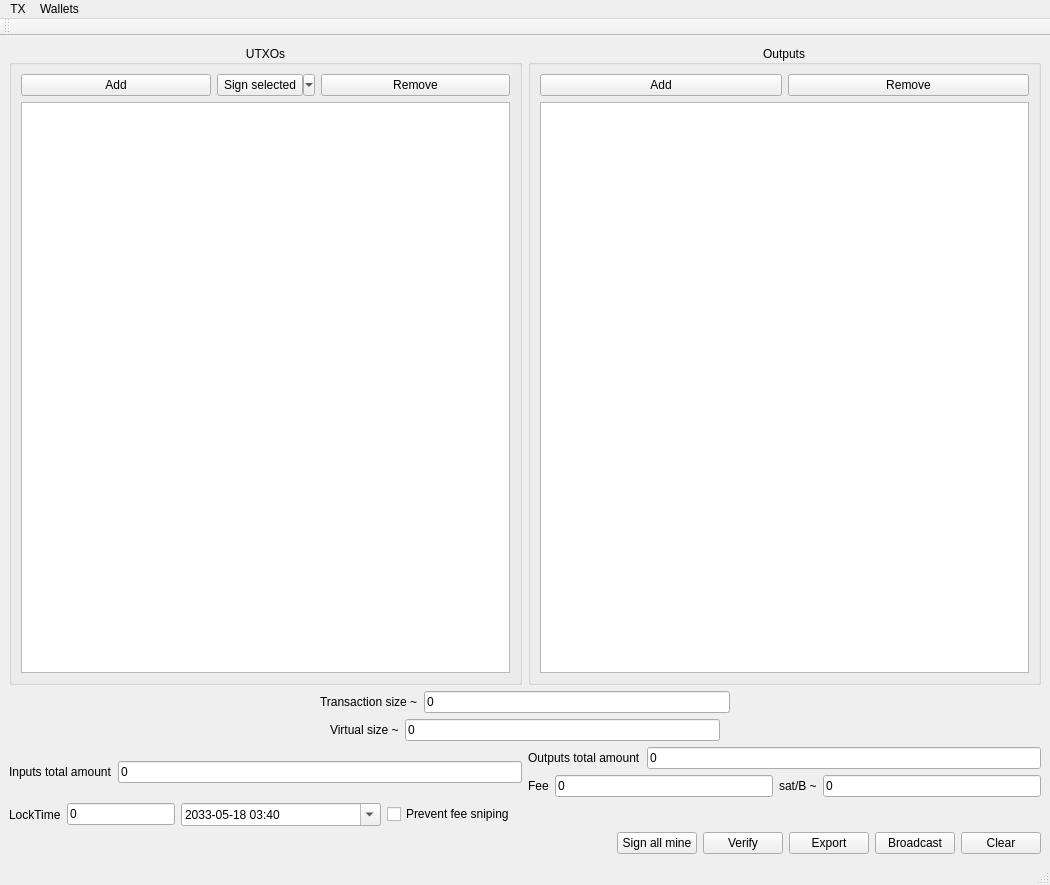
First picture: the form in ui/mainwindow.ui, repository gbizzotto/ourWallet, before the edit.
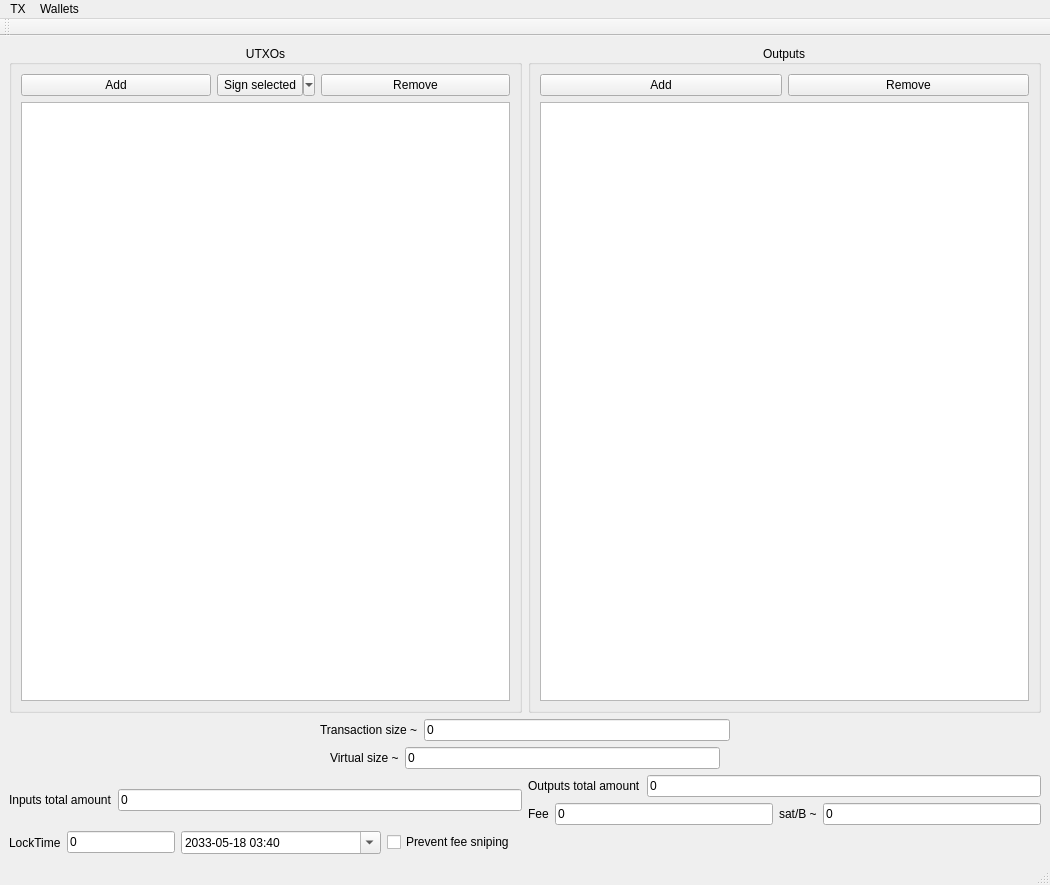
Second picture: the form after the edit.

Commit message: Menus instead of buttons for tx manipulation.

The edit to the form file:
```diff
--- a/ui/mainwindow.ui
+++ b/ui/mainwindow.ui
@@ -387,55 +387,6 @@
         </item>
        </layout>
       </item>
-      <item>
-       <layout class="QHBoxLayout" name="horizontalLayout_3">
-        <item>
-         <widget class="QWidget" name="widget" native="true">
-          <property name="sizePolicy">
-           <sizepolicy hsizetype="MinimumExpanding" vsizetype="Preferred">
-            <horstretch>0</horstretch>
-            <verstretch>0</verstretch>
-           </sizepolicy>
-          </property>
-         </widget>
-        </item>
-        <item>
-         <widget class="QPushButton" name="signAllPUshButton">
-          <property name="text">
-           <string>Sign all mine</string>
-          </property>
-         </widget>
-        </item>
-        <item>
-         <widget class="QPushButton" name="verifyPushButton">
-          <property name="text">
-           <string>Verify</string>
-          </property>
-         </widget>
-        </item>
-        <item>
-         <widget class="QPushButton" name="exportPushButton">
-          <property name="text">
-           <string>Export</string>
-          </property>
-         </widget>
-        </item>
-        <item>
-         <widget class="QPushButton" name="broadcastPushButton">
-          <property name="text">
-           <string>Broadcast</string>
-          </property>
-         </widget>
-        </item>
-        <item>
-         <widget class="QPushButton" name="clearButton">
-          <property name="text">
-           <string>Clear</string>
-          </property>
-         </widget>
-        </item>
-       </layout>
-      </item>
      </layout>
     </item>
    </layout>
```
Left out of the diff: 37 changed lines with no effect on the pictures. The commit also changes 2 other files.
